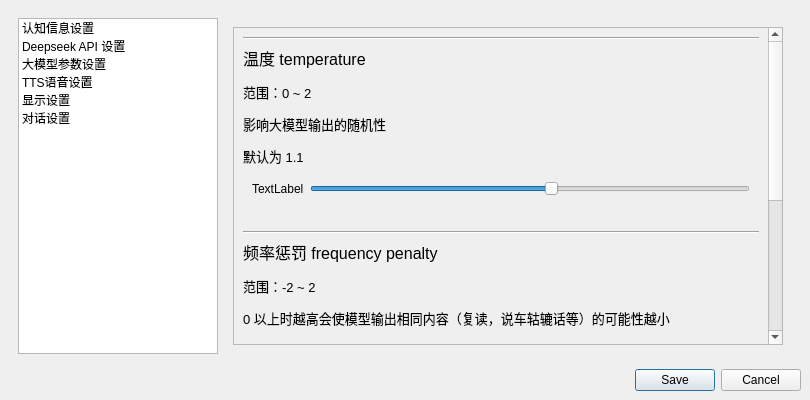
First picture: the form in app/asset/xml/setting.ui, repository CodeCCsky/chatWithQing, before the edit.
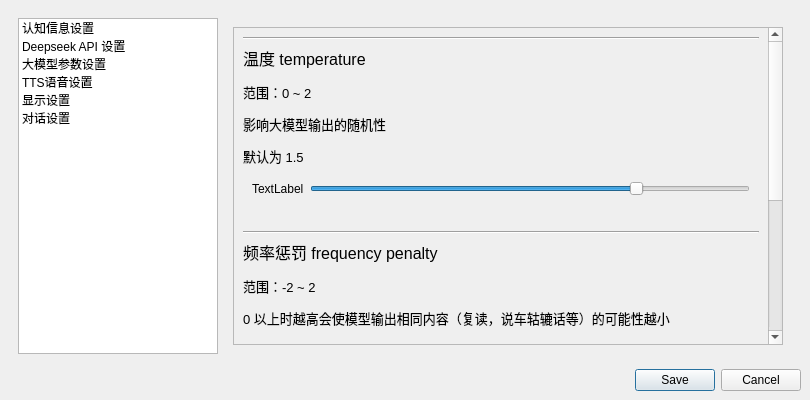
Second picture: the form after the edit. The open tabs and pages were chosen to show the change.

Commit message: 更新大模型参数

```diff
--- a/app/asset/xml/setting.ui
+++ b/app/asset/xml/setting.ui
@@ -370,7 +370,7 @@
                <item>
                 <widget class="QLabel" name="temperatureLabel">
                  <property name="text">
-                  <string>&lt;html&gt;&lt;head/&gt;&lt;body&gt;&lt;p&gt;&lt;span style=&quot; font-size:12pt;&quot;&gt;温度 temperature&lt;/span&gt;&lt;/p&gt;&lt;p&gt;&lt;span style=&quot; font-size:10pt;&quot;&gt;范围：0 ~ 2&lt;/span&gt;&lt;/p&gt;&lt;p&gt;&lt;span style=&quot; font-size:10pt;&quot;&gt;影响大模型输出的随机性&lt;/span&gt;&lt;/p&gt;&lt;p&gt;&lt;span style=&quot; font-size:10pt;&quot;&gt;默认为 1.1&lt;/span&gt;&lt;/p&gt;&lt;/body&gt;&lt;/html&gt;</string>
+                  <string>&lt;html&gt;&lt;head/&gt;&lt;body&gt;&lt;p&gt;&lt;span style=&quot; font-size:12pt;&quot;&gt;温度 temperature&lt;/span&gt;&lt;/p&gt;&lt;p&gt;&lt;span style=&quot; font-size:10pt;&quot;&gt;范围：0 ~ 2&lt;/span&gt;&lt;/p&gt;&lt;p&gt;&lt;span style=&quot; font-size:10pt;&quot;&gt;影响大模型输出的随机性&lt;/span&gt;&lt;/p&gt;&lt;p&gt;&lt;span style=&quot; font-size:10pt;&quot;&gt;默认为 1.5&lt;/span&gt;&lt;/p&gt;&lt;/body&gt;&lt;/html&gt;</string>
                  </property>
                 </widget>
                </item>
@@ -393,7 +393,7 @@
                      <number>1</number>
                     </property>
                     <property name="value">
-                     <number>11</number>
+                     <number>15</number>
                     </property>
                     <property name="orientation">
                      <enum>Qt::Horizontal</enum>
```
The commit also changes 5 other files.
